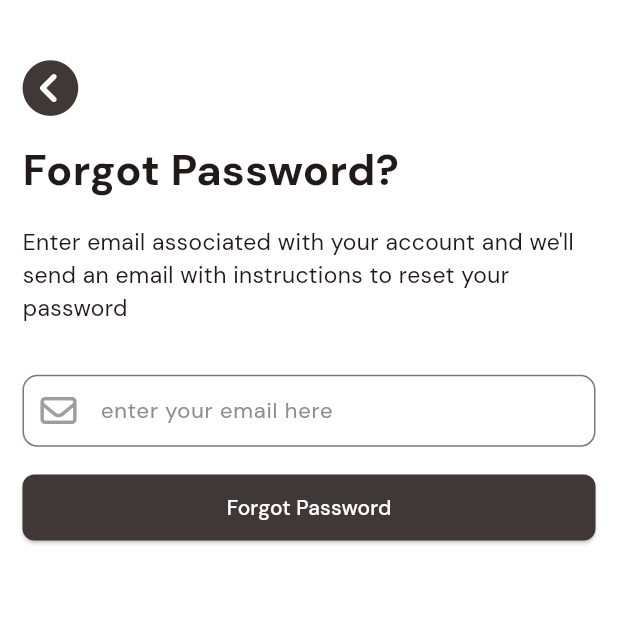
After one commit to Meealley/NearBuy, a Flutter app: the ForgotPassword screen opened by its route, on a phone screen of 412 x 824 dp, the top half of it. The commit adds this screen. Run offline on Flutter 3.47's test engine with Material 3 defaults, Android fonts, the phone set to English and light mode, and no system bars; our stand-ins replace equatable, flutter_bloc, flutter_svg, font_awesome_flutter, go_router, shared_preferences and 1 more; accounts and stored records are empty.

Commit message:
forgot screen

```diff
--- a/lib/presentation/auth/auth_screen.dart
+++ b/lib/presentation/auth/auth_screen.dart
@@ -47,6 +47,7 @@ class _AuthScreenState extends State<AuthScreen> {
     return GestureDetector(
       onTap: () => FocusScope.of(context).unfocus(),
       child: Scaffold(
+        backgroundColor: AppColors.white,
         resizeToAvoidBottomInset: false,
         body: Stack(
           children: [
--- /dev/null
+++ b/lib/presentation/auth/forgot_password.dart
@@ -0,0 +1,125 @@
+import 'package:flutter/material.dart';
+import 'package:font_awesome_flutter/font_awesome_flutter.dart';
+import 'package:go_router/go_router.dart';
+import 'package:next_door/routes/pages.dart';
+import 'package:next_door/theme/app_colors.dart';
+import 'package:next_door/utils/custom_text_field.dart';
+import 'package:sizer/sizer.dart';
+
+class ForgotPassword extends StatefulWidget {
+  const ForgotPassword({super.key});
+
+  @override
+  State<ForgotPassword> createState() => _ForgotPasswordState();
+}
+
+class _ForgotPasswordState extends State<ForgotPassword> {
+  final GlobalKey<FormState> _formKey = GlobalKey<FormState>();
+  final AutovalidateMode _autovalidateMode = AutovalidateMode.disabled;
+  late TextEditingController _emailController;
+
+  @override
+  void initState() {
+    // TODO: implement initState
+    super.initState();
+    _emailController = TextEditingController();
+  }
+
+  @override
+  void dispose() {
+    // TODO: implement dispose
+    super.dispose();
+    _emailController.dispose();
+  }
+
+  @override
+  Widget build(BuildContext context) {
+    return Scaffold(
+      backgroundColor: AppColors.white,
+      body: SafeArea(
+        child: Padding(
+          padding: const EdgeInsets.all(15.0),
+          child: Column(
+            mainAxisAlignment: MainAxisAlignment.start,
+            crossAxisAlignment: CrossAxisAlignment.start,
+            children: [
+              SizedBox(
+                height: 3.h,
+              ),
+              GestureDetector(
+                onTap: () => context.go(Pages.login),
+                child: Icon(
+                  FontAwesomeIcons.circleChevronLeft,
+                  size: 25.sp,
+                  color: AppColors.background,
+                ),
+              ),
+              SizedBox(
+                height: 2.h,
+              ),
+              Form(
+                key: _formKey,
+                child: Column(
+                  crossAxisAlignment: CrossAxisAlignment.start,
+                  children: [
+                    Text(
+                      "Forgot Password?",
+                      style: TextStyle(
+                        fontSize: 22.sp,
+                        fontWeight: FontWeight.bold,
+                      ),
+                    ),
+                    SizedBox(
+                      height: 2.h,
+                    ),
+                    Text(
+                      "Enter email associated with your account and we'll send an email with instructions to reset your password ",
+                      style: TextStyle(
+                        fontSize: 16.sp,
+                      ),
+                    ),
+                    SizedBox(
+                      height: 4.h,
+                    ),
+                    CustomTextField(
+                      textInputType: TextInputType.text,
+                      textEditingController: _emailController,
+                      labelText: "enter your email here",
+                      prefixIcon: Icon(
+                        FontAwesomeIcons.envelope,
+                        color: Colors.grey,
+                      ),
+                    ),
+                    SizedBox(
+                      height: 2.h,
+                    ),
+                    SizedBox(
+                      width: double.infinity,
+                      child: ElevatedButton(
+                        onPressed: () {},
+                        style: ElevatedButton.styleFrom(
+                          backgroundColor: AppColors.background,
+                          padding: const EdgeInsets.symmetric(
+                              horizontal: 40, vertical: 12),
+                          shape: RoundedRectangleBorder(
+                            borderRadius: BorderRadius.circular(8),
+                          ),
+                        ),
+                        child: Text(
+                          "Forgot Password",
+                          style: TextStyle(
+                            color: Colors.white,
+                          ),
+                        ),
+                      ),
+                    ),
+                  ],
+                ),
+              ),
+            ],
+          ),
+        ),
+      ),
+    );
+  }
+}
--- a/lib/presentation/auth/login_screen.dart
+++ b/lib/presentation/auth/login_screen.dart
@@ -42,6 +42,7 @@ class _LoginScreenState extends State<LoginScreen> {
     return GestureDetector(
       onTap: () => FocusScope.of(context).unfocus(),
       child: Scaffold(
+        backgroundColor: AppColors.white,
         resizeToAvoidBottomInset: false,
         body: Stack(
           children: [
@@ -137,7 +138,10 @@ class _LoginScreenState extends State<LoginScreen> {
                             mainAxisAlignment: MainAxisAlignment.spaceBetween,
                             children: [
                               Text("Remember Me"),
-                              Text("Forgot Password?"),
+                              GestureDetector(
+                                onTap: () => context.go(Pages.forgotPassword),
+                                child: Text("Forgot Password?"),
+                              ),
                             ],
                           ),
                           SizedBox(
--- a/lib/routes/app_router.dart
+++ b/lib/routes/app_router.dart
@@ -1,5 +1,6 @@
 import 'package:go_router/go_router.dart';
 import 'package:next_door/presentation/auth/auth_screen.dart';
+import 'package:next_door/presentation/auth/forgot_password.dart';
 import 'package:next_door/presentation/auth/login_screen.dart';
 import 'package:next_door/presentation/onboardingscreen/onboarding_screen.dart';
 import 'package:next_door/routes/pages.dart';
@@ -27,6 +28,11 @@ class AppRouter {
             name: Pages.login,
             builder: (context, state) => LoginScreen(),
           ),
+          GoRoute(
+            path: Pages.forgotPassword,
+            name: Pages.forgotPassword,
+            builder: (context, state) => ForgotPassword(),
+          ),
         ],
       );
 }
--- a/lib/routes/pages.dart
+++ b/lib/routes/pages.dart
@@ -2,4 +2,5 @@ class Pages {
   static const onboarding = '/onboarding';
   static const auth = '/auth';
   static const login = '/login';
+  static const forgotPassword = '/forgotPassword';
 }
--- a/pubspec.yaml
+++ b/pubspec.yaml
@@ -40,6 +40,7 @@ dependencies:
   equatable: ^2.0.7
   sizer: ^3.0.5
   flutter_svg: ^2.0.17
+  font_awesome_flutter: ^10.8.0
 
 dev_dependencies:
   flutter_test:
```
Also changed, not shown: pubspec.lock.
